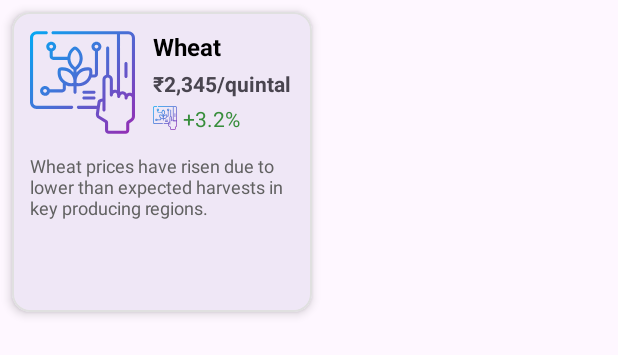
After one commit to mahakaal2005/AgriMentor, an Android app: the layout item_market_trend.xml on its own in the app's theme, with its tools: preview values and no code run, on a phone screen of 412 x 824 dp. The commit adds this screen. Shown: the top 355 px of the screen. Run offline under Robolectric (Android 15) with nearby library versions, the phone set to English and light mode, and no system bars.

Commit message:
Now i am going to add the market trends

```diff
--- /dev/null
+++ b/app/src/main/res/layout/item_market_trend.xml
@@ -0,0 +1,100 @@
+<?xml version="1.0" encoding="utf-8"?>
+<com.google.android.material.card.MaterialCardView
+    xmlns:android="http://schemas.android.com/apk/res/android"
+    xmlns:app="http://schemas.android.com/apk/res-auto"
+    xmlns:tools="http://schemas.android.com/tools"
+    android:id="@+id/marketTrendCardView"
+    android:layout_width="200dp"
+    android:layout_height="200dp"
+    android:layout_margin="8dp"
+    app:cardCornerRadius="12dp"
+    app:cardElevation="4dp"
+    app:strokeWidth="1dp"
+    app:strokeColor="#E0E0E0"
+    android:clickable="true"
+    android:focusable="true"
+    app:rippleColor="#33000000">
+
+    <androidx.constraintlayout.widget.ConstraintLayout
+        android:layout_width="match_parent"
+        android:layout_height="match_parent"
+        android:padding="12dp">
+
+        <ImageView
+            android:id="@+id/cropImageView"
+            android:layout_width="70dp"
+            android:layout_height="70dp"
+            android:scaleType="centerCrop"
+            app:layout_constraintStart_toStartOf="parent"
+            app:layout_constraintTop_toTopOf="parent"
+            tools:src="@drawable/agriculture"
+            android:contentDescription="Crop Image"/>
+
+        <TextView
+            android:id="@+id/cropNameTextView"
+            android:layout_width="0dp"
+            android:layout_height="wrap_content"
+            android:layout_marginStart="12dp"
+            android:textColor="@android:color/black"
+            android:textSize="16sp"
+            android:textStyle="bold"
+            app:layout_constraintStart_toEndOf="@+id/cropImageView"
+            app:layout_constraintTop_toTopOf="@+id/cropImageView"
+            app:layout_constraintEnd_toEndOf="parent"
+            tools:text="Wheat"/>
+
+        <TextView
+            android:id="@+id/priceTextView"
+            android:layout_width="wrap_content"
+            android:layout_height="wrap_content"
+            android:layout_marginTop="4dp"
+            android:textSize="14sp"
+            android:textStyle="bold"
+            app:layout_constraintStart_toStartOf="@+id/cropNameTextView"
+            app:layout_constraintTop_toBottomOf="@+id/cropNameTextView"
+            tools:text="₹2,345/quintal"/>
+
+        <LinearLayout
+            android:id="@+id/trendLayout"
+            android:layout_width="wrap_content"
+            android:layout_height="wrap_content"
+            android:orientation="horizontal"
+            android:gravity="center_vertical"
+            android:layout_marginTop="4dp"
+            app:layout_constraintStart_toStartOf="@+id/priceTextView"
+            app:layout_constraintTop_toBottomOf="@+id/priceTextView">
+
+            <ImageView
+                android:id="@+id/trendIndicator"
+                android:layout_width="16dp"
+                android:layout_height="16dp"
+                android:layout_marginEnd="4dp"
+                tools:src="@drawable/agriculture"
+                tools:tint="#388E3C"
+                android:contentDescription="Trend Indicator"/>
+
+            <TextView
+                android:id="@+id/changeTextView"
+                android:layout_width="wrap_content"
+                android:layout_height="wrap_content"
+                android:textSize="14sp"
+                tools:text="+3.2%"
+                tools:textColor="#388E3C"/>
+        </LinearLayout>
+
+        <TextView
+            android:id="@+id/descriptionTextView"
+            android:layout_width="match_parent"
+            android:layout_height="wrap_content"
+            android:layout_marginTop="12dp"
+            android:textSize="12sp"
+            android:textColor="#616161"
+            android:maxLines="3"
+            android:ellipsize="end"
+            app:layout_constraintTop_toBottomOf="@+id/cropImageView"
+            app:layout_constraintStart_toStartOf="parent"
+            app:layout_constraintEnd_toEndOf="parent"
+            tools:text="Wheat prices have risen due to lower than expected harvests in key producing regions."/>
+
+    </androidx.constraintlayout.widget.ConstraintLayout>
+</com.google.android.material.card.MaterialCardView>
--- a/app/src/main/res/values/strings.xml
+++ b/app/src/main/res/values/strings.xml
@@ -11,4 +11,9 @@
         <item>Wind Speed</item>
     </string-array>
     <string name="hello_blank_fragment">Hello blank fragment</string>
+    <string name="market_trends_title">Market Trends</string>
+    <string name="market_trends_subtitle">Latest crop prices and forecasts</string>
+    <string name="error_loading_market_trends">Failed to load market trends</string>
+    <string name="retry">Retry</string>
+    <string name="no_market_data">No market data available</string>
 </resources>
```
